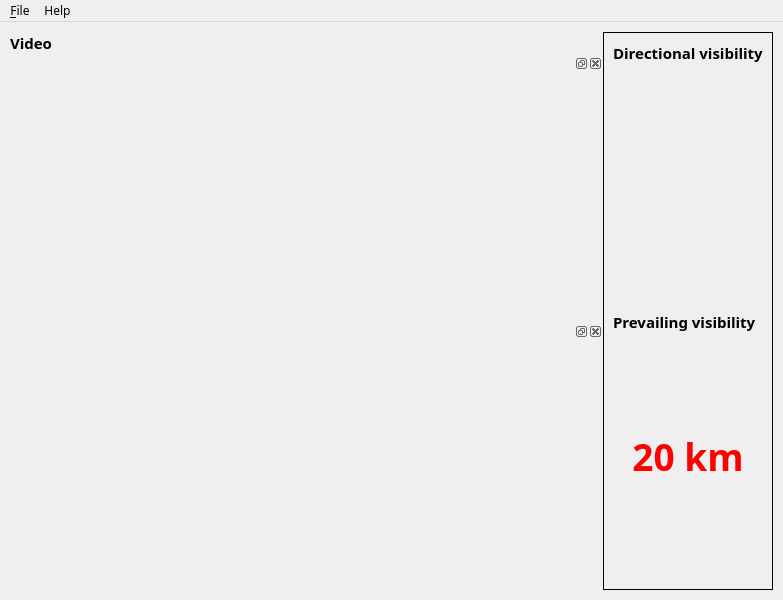
Old version of the form js06/resources/main_view.ui in the repository Oh-JongJin/js08.
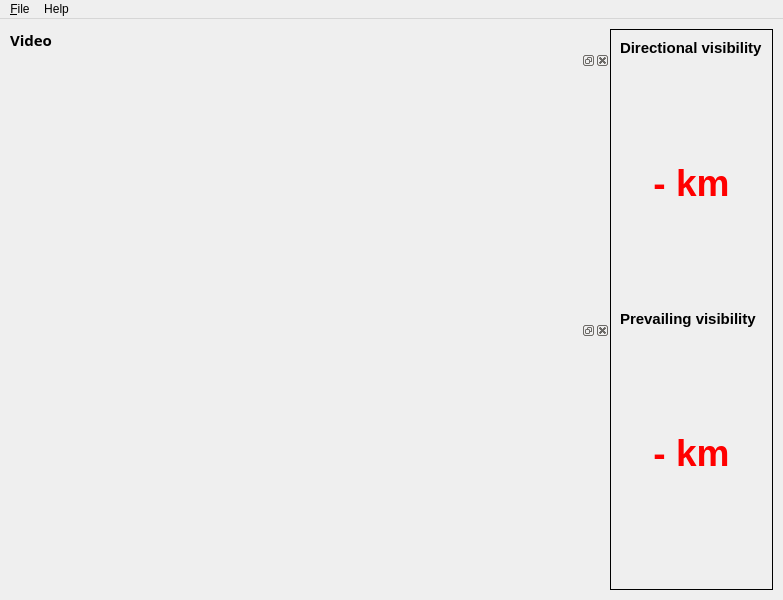
New version of the form.

Commit message: Modify paint on label to add 8 cardinal directions

Patch:
```diff
--- a/js06/resources/main_view.ui
+++ b/js06/resources/main_view.ui
@@ -25,15 +25,6 @@
     <height>300</height>
    </size>
   </property>
-  <property name="font">
-   <font>
-    <family>Noto Sans KR</family>
-    <pointsize>9</pointsize>
-    <weight>7</weight>
-    <italic>false</italic>
-    <bold>false</bold>
-   </font>
-  </property>
   <property name="mouseTracking">
    <bool>false</bool>
   </property>
@@ -94,9 +85,9 @@
            <widget class="QLabel" name="label_2">
             <property name="font">
              <font>
-              <family>Noto Sans KR</family>
+              <family>Noto Sans</family>
               <pointsize>9</pointsize>
-              <weight>7</weight>
+              <weight>50</weight>
               <italic>false</italic>
               <bold>false</bold>
              </font>
@@ -174,7 +165,10 @@
            <item>
             <widget class="QLabel" name="dir_vis_label">
              <property name="text">
-              <string/>
+              <string>&lt;html&gt;&lt;head/&gt;&lt;body&gt;&lt;p&gt;&lt;span style=&quot; font-size:28pt; font-weight:600; color:#ff0000;&quot;&gt;- km&lt;/span&gt;&lt;/p&gt;&lt;/body&gt;&lt;/html&gt;</string>
+             </property>
+             <property name="alignment">
+              <set>Qt::AlignCenter</set>
              </property>
             </widget>
            </item>
@@ -204,7 +198,7 @@
            <item>
             <widget class="QLabel" name="pre_vis_label">
              <property name="text">
-              <string>&lt;html&gt;&lt;head/&gt;&lt;body&gt;&lt;p&gt;&lt;span style=&quot; font-size:28pt; font-weight:600; color:#ff0000;&quot;&gt;20 km&lt;/span&gt;&lt;/p&gt;&lt;/body&gt;&lt;/html&gt;</string>
+              <string>&lt;html&gt;&lt;head/&gt;&lt;body&gt;&lt;p&gt;&lt;span style=&quot; font-size:28pt; font-weight:600; color:#ff0000;&quot;&gt;- km&lt;/span&gt;&lt;/p&gt;&lt;/body&gt;&lt;/html&gt;</string>
              </property>
              <property name="alignment">
               <set>Qt::AlignCenter</set>
```
Left out of the diff: 2 changed lines with no effect on the pictures. The commit also changes 4 other files.
